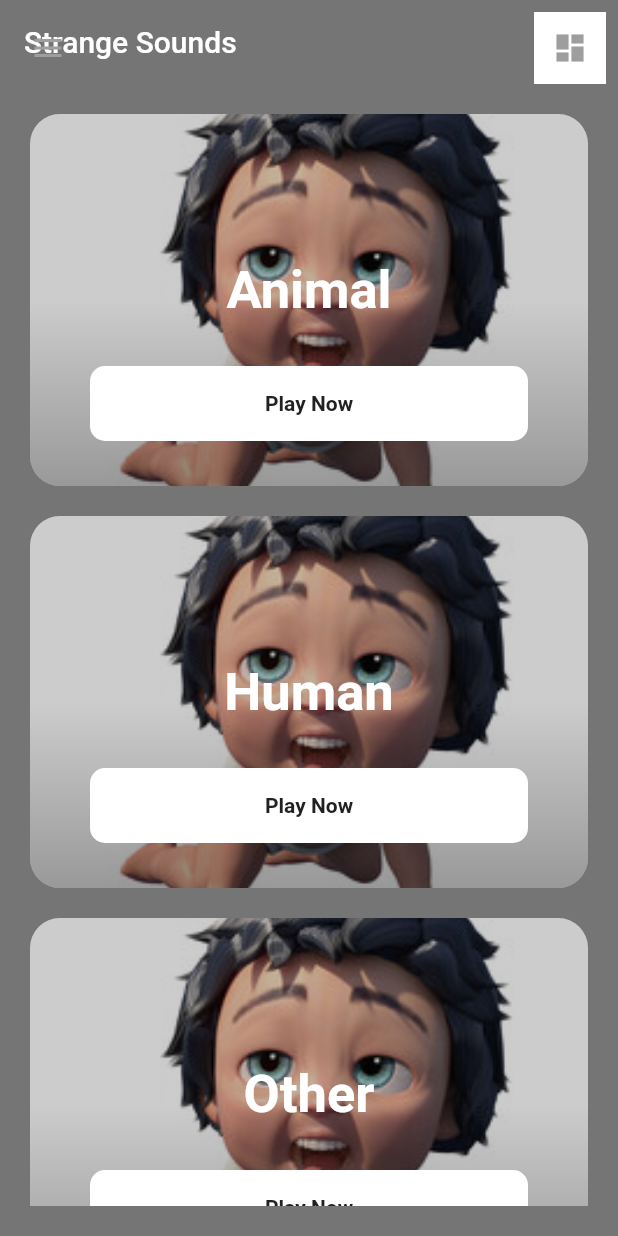
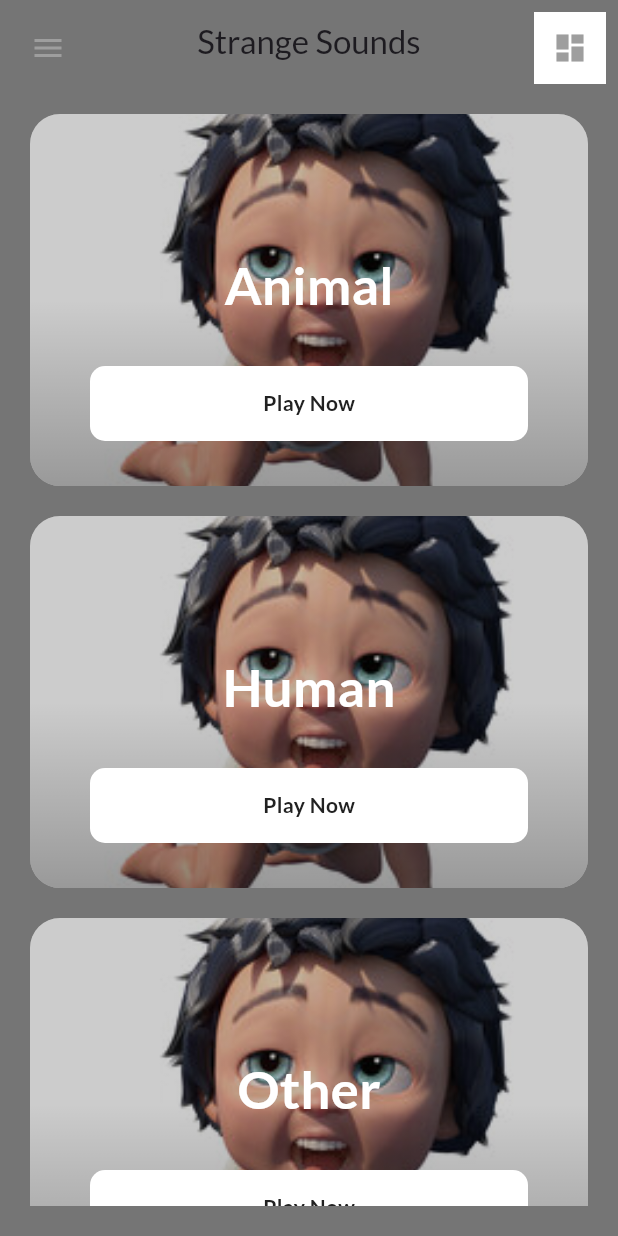
Before and after one commit to mnengineer/crazy_sound, a Flutter app: the screen it shows after launch, on a phone screen of 412 x 824 dp. Run offline on Flutter 3.47's test engine with Material 2 defaults, Android fonts, the phone set to English and light mode, and no system bars; our stand-ins replace audioplayers, google_fonts, in_app_review, share_plus.

Commit message:
refactor: ファイル位置修正

```diff
--- a/lib/main.dart
+++ b/lib/main.dart
@@ -1,5 +1,6 @@
 import 'package:flutter/material.dart';
-import 'package:strange_sounds/custom_drawer/navigation_home_screen.dart';
+import 'package:google_fonts/google_fonts.dart';
+import 'package:strange_sounds/screens/navigation_home_screen.dart';
 
 void main() {
   runApp(const App());
@@ -10,8 +11,13 @@ class App extends StatelessWidget {
 
   @override
   Widget build(BuildContext context) {
-    return const MaterialApp(
-      home: NavigationHomeScreen(),
+    return MaterialApp(
+      theme: ThemeData(
+        useMaterial3: true,
+        platform: TargetPlatform.iOS,
+        textTheme: GoogleFonts.latoTextTheme(),
+      ),
+      home: const NavigationHomeScreen(),
     );
   }
 }
```
Also changed, not shown: lib/screens/navigation_home_screen.dart (renamed from lib/custom_drawer/navigation_home_screen.dart).
